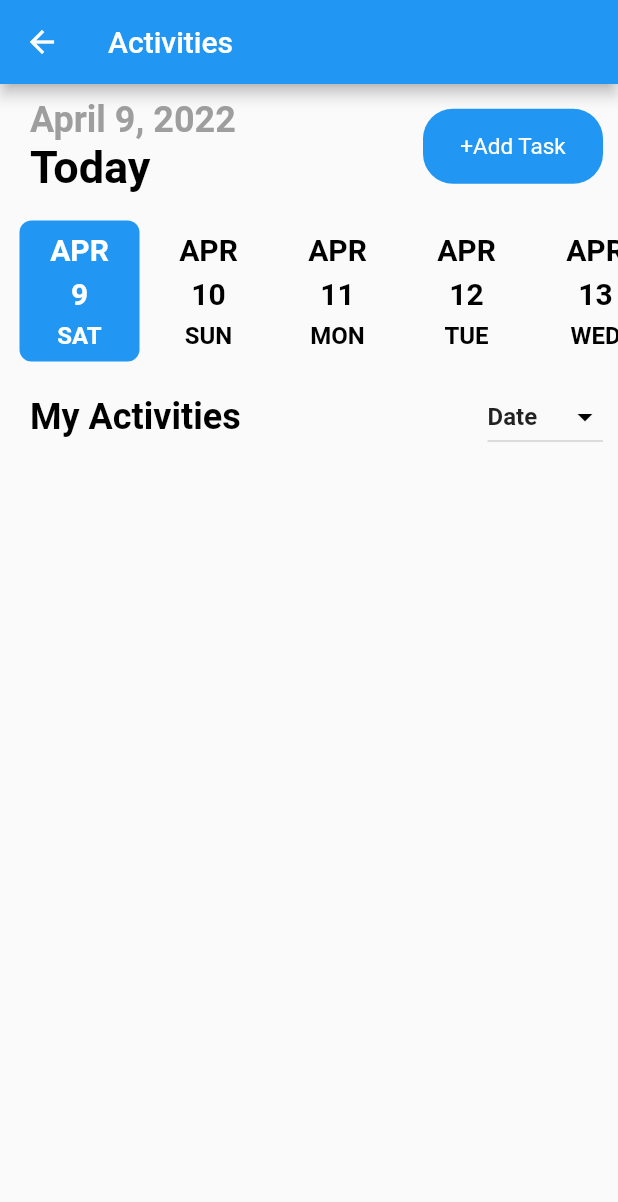
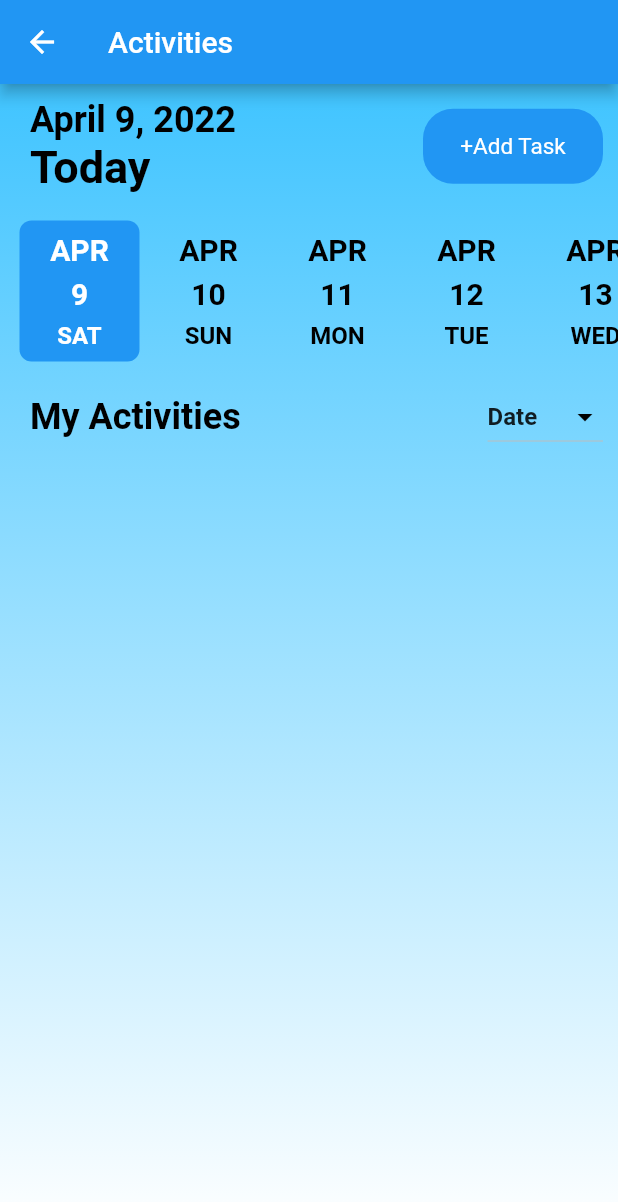
Before and after one commit to krmellott/StressFree, a Flutter app: the ActivitiesPage screen opened directly, on a phone screen of 412 x 824 dp. Shown: the top 1202 px of the screen. Run offline on Flutter 3.47's test engine with Material 2 defaults, Android fonts, the phone set to English and light mode, and no system bars; drawn by our look-alikes of date_picker_timeline; our stand-ins replace cloud_firestore, firebase_auth, firebase_core, firebase_database, firebase_messaging, syncfusion_flutter_charts and 2 more; accounts and stored records are empty.

Commit message:
activities page

```diff
--- a/lib/pages/activities_page.dart
+++ b/lib/pages/activities_page.dart
@@ -16,7 +16,7 @@ class ActivitiesPage extends StatefulWidget {
 
 class _ActivitiesPage extends State<ActivitiesPage> {
   final _subHeadingFont = TextStyle(
-      fontSize: 24.0, fontWeight: FontWeight.bold, color: Colors.grey);
+      fontSize: 24.0, fontWeight: FontWeight.bold, color: Colors.black);
   final _subHeadingFont1 = TextStyle(
       fontSize: 24.0, fontWeight: FontWeight.bold, color: Colors.black);
   final _subHeadingFont2 = TextStyle(
@@ -40,13 +40,25 @@ class _ActivitiesPage extends State<ActivitiesPage> {
       appBar: AppBar(
         title: const Text("Activities"),
       ),
-      body: Column(
+      body: Container(
+        decoration: BoxDecoration(
+            gradient: LinearGradient(
+                begin: Alignment.topCenter,
+                end: Alignment.bottomCenter,
+                colors: [
+                  Colors.lightBlueAccent,
+                  Colors.white
+                ]
+            )
+        ),
+        child: Column(
           children: [
             _addTaskBar(context),
             _addDatePicker(),
             _taskColumn(context),
             _sortActivities(selected)
           ],
+        ),
       ),
     );
   }
```
Lines whose indentation alone changed are shown as unchanged.
